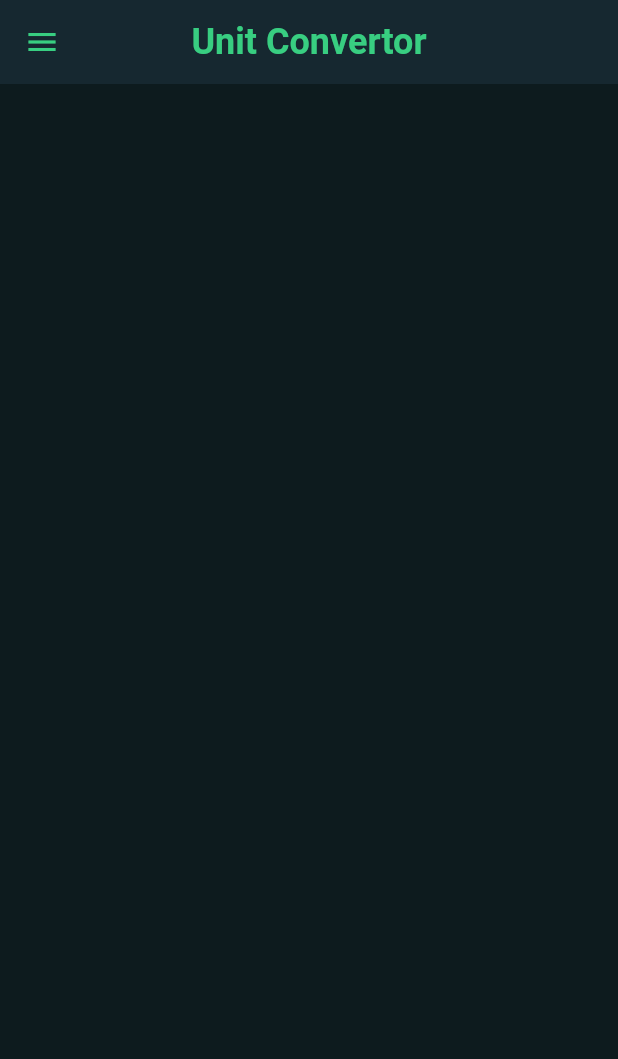
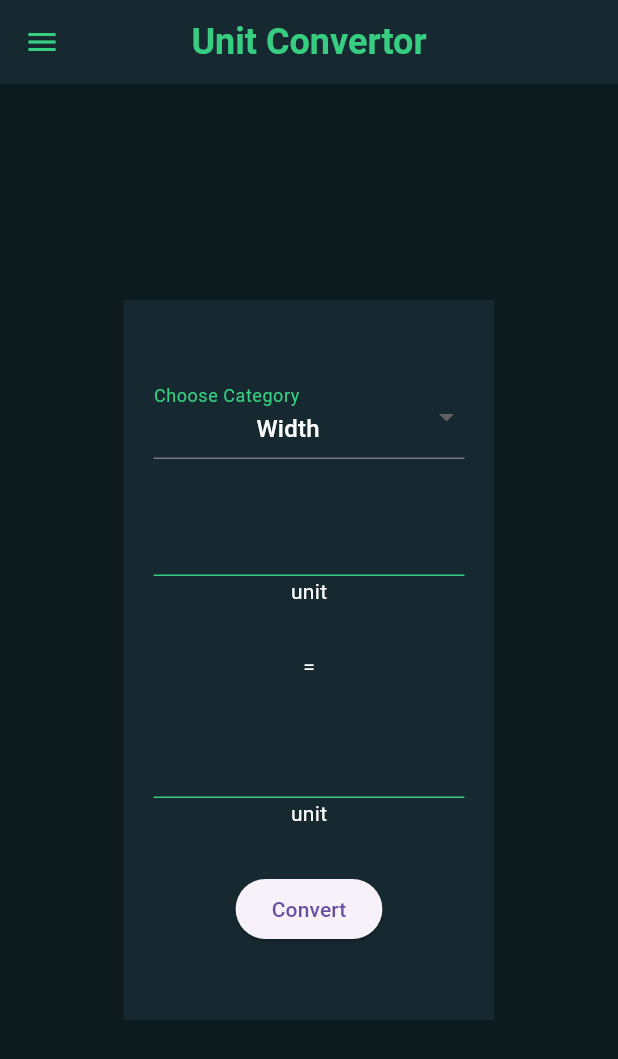
Before and after one commit to kei-2k3/tools-for-you, a Flutter app: the screen it shows after launch, on a phone screen of 412 x 824 dp. Shown: the top 1059 px of the screen. Run offline on Flutter 3.47's test engine with Material 3 defaults, Android fonts, the phone set to English and light mode, and no system bars; our stand-ins replace flutter_riverpod, gap, responsive_framework, riverpod_annotation; generated files the repository leaves out were written again.

Commit message:
Adding: Unit Convertor.

```diff
--- a/lib/feature/unit_convertor/presentation/ui/unit_convertor_view.dart
+++ b/lib/feature/unit_convertor/presentation/ui/unit_convertor_view.dart
@@ -1,6 +1,9 @@
 import 'package:flutter/material.dart';
 import 'package:flutter_riverpod/flutter_riverpod.dart';
+import 'package:tools_for_you/core/theme/app_color.dart';
 import 'package:tools_for_you/core/utils/extensions/context_extension.dart';
+import 'package:tools_for_you/core/widgets/textfield/k_textfield.dart';
+import 'package:tools_for_you/feature/unit_convertor/presentation/ui/widget/category_dropdown/category_dropdown.dart';
 
 class UnitConvertorView extends ConsumerStatefulWidget {
   const UnitConvertorView({super.key});
@@ -13,9 +16,34 @@ class UnitConvertorView extends ConsumerStatefulWidget {
 class _UnitConvertorViewState extends ConsumerState<UnitConvertorView> {
   @override
   Widget build(BuildContext context) {
-    return SizedBox(
-      width: context.screenWidth,
-      height: context.screenHeight,
+    return Center(
+      child: Container(
+        color: AppColor.kLessDarkBG,
+        width: context.screenWidth * 0.6,
+        child: Padding(
+          padding: const EdgeInsets.symmetric(horizontal: 20, vertical: 20),
+          child: Column(
+            mainAxisSize: MainAxisSize.min,
+            mainAxisAlignment: MainAxisAlignment.center,
+            crossAxisAlignment: CrossAxisAlignment.center,
+            children: [
+              const SizedBox(height: 30),
+              const CategoryDropdown(),
+              const SizedBox(height: 30),
+              const KTextfield(),
+              const Text('unit'),
+              const SizedBox(height: 30),
+              const Text('='),
+              const SizedBox(height: 30),
+              const KTextfield(),
+              const Text('unit'),
+              const SizedBox(height: 30),
+              ElevatedButton(onPressed: () {}, child: Text('Convert')),
+              const SizedBox(height: 30),
+            ],
+          ),
+        ),
+      ),
     );
   }
 }
--- /dev/null
+++ b/lib/feature/unit_convertor/presentation/ui/widget/category_dropdown/category_dropdown.dart
@@ -0,0 +1,62 @@
+import 'package:flutter/material.dart';
+import 'package:flutter_riverpod/flutter_riverpod.dart';
+import 'package:tools_for_you/core/theme/app_color.dart';
+
+class CategoryDropdown extends ConsumerWidget {
+  const CategoryDropdown({super.key});
+
+  @override
+  Widget build(BuildContext context, WidgetRef ref) {
+    final List<String> category = [
+      'Width',
+      'Length',
+      'Weight',
+      'Time',
+    ];
+
+    String selectedCategory =
+        category.first; // For demo; should use Riverpod state
+
+    return DropdownButtonFormField<String>(
+      isExpanded: true,
+      value: selectedCategory,
+      icon: const Icon(Icons.arrow_drop_down),
+      menuMaxHeight: 200,
+      decoration: InputDecoration(
+        labelText: 'Choose Category',
+        floatingLabelStyle: TextStyle(color: AppColor.kPrimary),
+        focusedBorder: UnderlineInputBorder(
+          borderSide: BorderSide(color: AppColor.kPrimary),
+        ),
+      ),
+      selectedItemBuilder: (context) {
+        return category.map((item) {
+          return Center(
+            child: Text(
+              item,
+              style: TextStyle(color: AppColor.kWhite),
+            ),
+          );
+        }).toList();
+      },
+      items: category.map((item) {
+        return DropdownMenuItem<String>(
+          value: item,
+          child: Center(
+            child: Text(
+              item,
+              style: TextStyle(color: AppColor.kBlack),
+            ),
+          ),
+        );
+      }).toList(),
+      onChanged: (value) {
+        // Update state here with Riverpod
+        if (value != null) {
+          // Example print
+          print('Selected: $value');
+        }
+      },
+    );
+  }
+}
```
